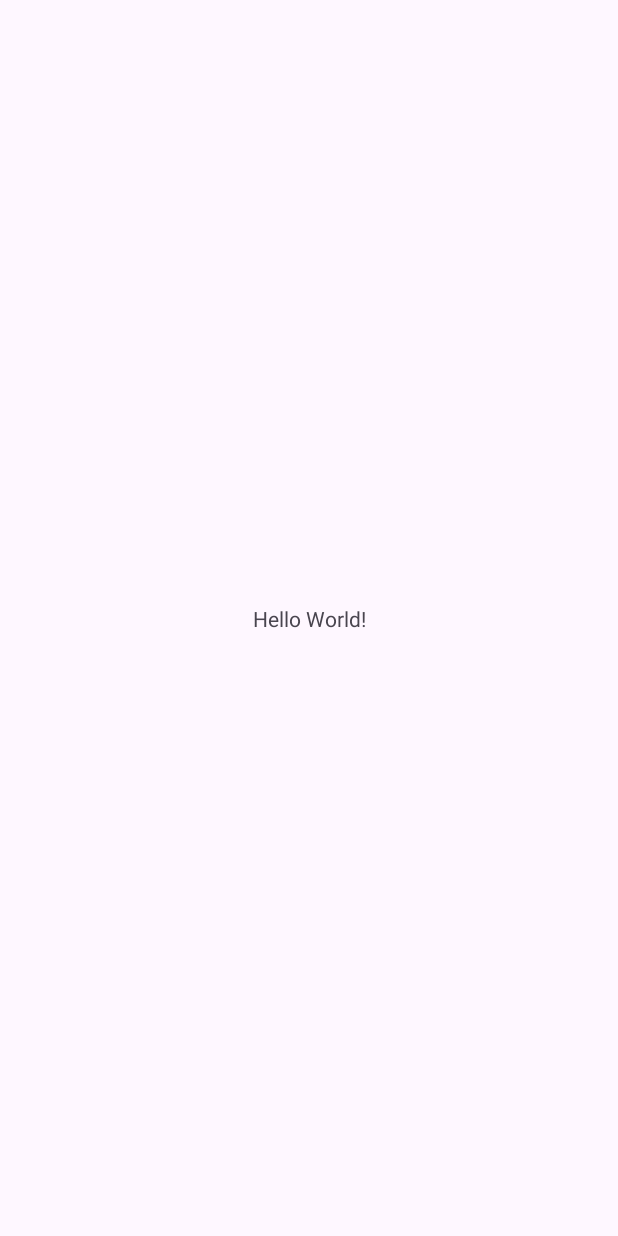
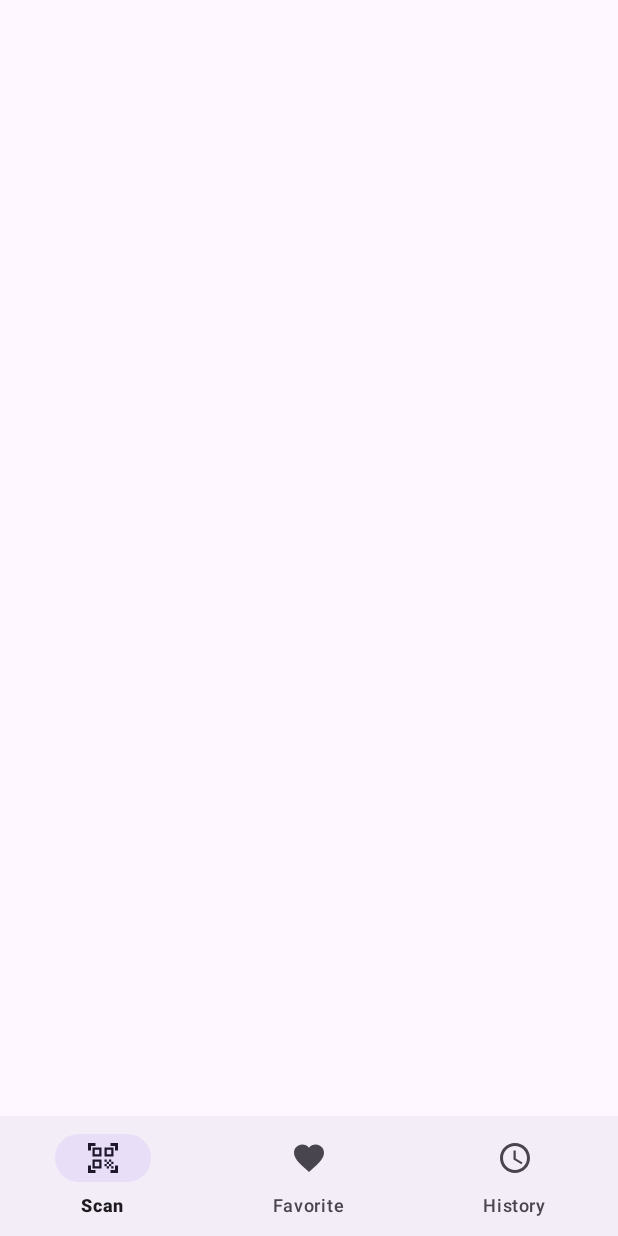
Before and after one commit to AsmaaKhaledGomaa/BarcodeScanner, an Android app: the screen it shows after launch (MainActivity), on a phone screen of 412 x 824 dp. Before the commit the screen is almost empty. Run offline under Robolectric (Android 15) with nearby library versions, the phone set to English and light mode, and no system bars.

Commit message:
Update xml Add buttom nav & menu & drawable

```diff
--- /dev/null
+++ b/app/src/main/res/drawable/ic_favorite.xml
@@ -0,0 +1,12 @@
+<vector xmlns:android="http://schemas.android.com/apk/res/android"
+    android:width="24dp"
+    android:height="24dp"
+    android:tint="#000000"
+    android:viewportWidth="24"
+    android:viewportHeight="24">
+
+    <path
+        android:fillColor="@android:color/white"
+        android:pathData="M12,21.35l-1.45,-1.32C5.4,15.36 2,12.28 2,8.5 2,5.42 4.42,3 7.5,3c1.74,0 3.41,0.81 4.5,2.09C13.09,3.81 14.76,3 16.5,3 19.58,3 22,5.42 22,8.5c0,3.78 -3.4,6.86 -8.55,11.54L12,21.35z" />
+
+</vector>
--- /dev/null
+++ b/app/src/main/res/drawable/ic_history.xml
@@ -0,0 +1,16 @@
+<vector xmlns:android="http://schemas.android.com/apk/res/android"
+    android:width="24dp"
+    android:height="24dp"
+    android:tint="#000000"
+    android:viewportWidth="24"
+    android:viewportHeight="24">
+
+    <path
+        android:fillColor="@android:color/white"
+        android:pathData="M11.99,2C6.47,2 2,6.48 2,12s4.47,10 9.99,10C17.52,22 22,17.52 22,12S17.52,2 11.99,2zM12,20c-4.42,0 -8,-3.58 -8,-8s3.58,-8 8,-8 8,3.58 8,8 -3.58,8 -8,8z" />
+
+    <path
+        android:fillColor="@android:color/white"
+        android:pathData="M12.5,7H11v6l5.25,3.15 0.75,-1.23 -4.5,-2.67z" />
+
+</vector>
--- /dev/null
+++ b/app/src/main/res/drawable/ic_scan.xml
@@ -0,0 +1,12 @@
+<vector xmlns:android="http://schemas.android.com/apk/res/android"
+    android:width="24dp"
+    android:height="24dp"
+    android:tint="#000000"
+    android:viewportWidth="24"
+    android:viewportHeight="24">
+
+    <path
+        android:fillColor="@android:color/white"
+        android:pathData="M9.5,6.5v3h-3v-3H9.5M11,5H5v6h6V5L11,5zM9.5,14.5v3h-3v-3H9.5M11,13H5v6h6V13L11,13zM17.5,6.5v3h-3v-3H17.5M19,5h-6v6h6V5L19,5zM13,13h1.5v1.5H13V13zM14.5,14.5H16V16h-1.5V14.5zM16,13h1.5v1.5H16V13zM13,16h1.5v1.5H13V16zM14.5,17.5H16V19h-1.5V17.5zM16,16h1.5v1.5H16V16zM17.5,14.5H19V16h-1.5V14.5zM17.5,17.5H19V19h-1.5V17.5zM22,7h-2V4h-3V2h5V7zM22,22v-5h-2v3h-3v2H22zM2,22h5v-2H4v-3H2V22zM2,2v5h2V4h3V2H2z" />
+
+</vector>
--- a/app/src/main/res/layout/activity_main.xml
+++ b/app/src/main/res/layout/activity_main.xml
@@ -7,13 +7,23 @@
     android:layout_height="match_parent"
     tools:context=".MainActivity">
 
-    <TextView
-        android:layout_width="wrap_content"
-        android:layout_height="wrap_content"
-        android:text="Hello World!"
-        app:layout_constraintBottom_toBottomOf="parent"
+    <FrameLayout
+        android:id="@+id/fragment_container"
+        android:layout_width="0dp"
+        android:layout_height="0dp"
+        app:layout_constraintBottom_toTopOf="@id/bottom_navigation"
         app:layout_constraintEnd_toEndOf="parent"
         app:layout_constraintStart_toStartOf="parent"
         app:layout_constraintTop_toTopOf="parent" />
 
+
+    <com.google.android.material.bottomnavigation.BottomNavigationView
+        android:id="@+id/bottom_navigation"
+        android:layout_width="0dp"
+        android:layout_height="wrap_content"
+        app:layout_constraintBottom_toBottomOf="parent"
+        app:layout_constraintEnd_toEndOf="parent"
+        app:layout_constraintStart_toStartOf="parent"
+        app:menu="@menu/bottom_nav_menu" />
+
 </androidx.constraintlayout.widget.ConstraintLayout>
--- /dev/null
+++ b/app/src/main/res/menu/bottom_nav_menu.xml
@@ -0,0 +1,19 @@
+<?xml version="1.0" encoding="utf-8"?>
+<menu xmlns:android="http://schemas.android.com/apk/res/android">
+
+    <item
+        android:id="@+id/navigation_scan"
+        android:icon="@drawable/ic_scan"
+        android:title="Scan" />
+
+    <item
+        android:id="@+id/navigation_favorite"
+        android:icon="@drawable/ic_favorite"
+        android:title="Favorite" />
+
+    <item
+        android:id="@+id/navigation_history"
+        android:icon="@drawable/ic_history"
+        android:title="History" />
+
+</menu>
```
